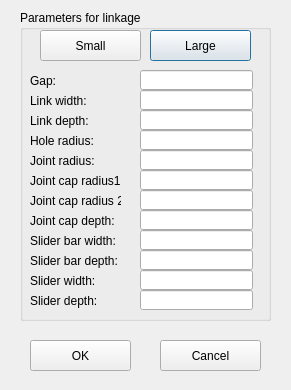
First picture: the form in KinematicDesign/OptionDialog.ui, repository gnishida/KinematicDesign, before the edit.
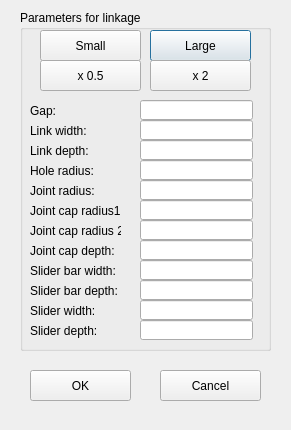
Second picture: the form after the edit.

Commit message: updating 3D geometry...

What changed in the file:
```diff
--- a/KinematicDesign/OptionDialog.ui
+++ b/KinematicDesign/OptionDialog.ui
@@ -7,7 +7,7 @@
     <x>0</x>
     <y>0</y>
     <width>291</width>
-    <height>390</height>
+    <height>430</height>
    </rect>
   </property>
   <property name="windowTitle">
@@ -19,7 +19,7 @@
      <x>20</x>
      <y>10</y>
      <width>251</width>
-     <height>311</height>
+     <height>341</height>
     </rect>
    </property>
    <property name="title">
@@ -29,7 +29,7 @@
     <property name="geometry">
      <rect>
       <x>10</x>
-      <y>80</y>
+      <y>110</y>
       <width>71</width>
       <height>21</height>
      </rect>
@@ -42,7 +42,7 @@
     <property name="geometry">
      <rect>
       <x>120</x>
-      <y>80</y>
+      <y>110</y>
       <width>113</width>
       <height>20</height>
      </rect>
@@ -52,7 +52,7 @@
     <property name="geometry">
      <rect>
       <x>10</x>
-      <y>100</y>
+      <y>130</y>
       <width>71</width>
       <height>21</height>
      </rect>
@@ -65,7 +65,7 @@
     <property name="geometry">
      <rect>
       <x>120</x>
-      <y>100</y>
+      <y>130</y>
       <width>113</width>
       <height>20</height>
      </rect>
@@ -75,7 +75,7 @@
     <property name="geometry">
      <rect>
       <x>10</x>
-      <y>140</y>
+      <y>170</y>
       <width>71</width>
       <height>21</height>
      </rect>
@@ -88,7 +88,7 @@
     <property name="geometry">
      <rect>
       <x>120</x>
-      <y>140</y>
+      <y>170</y>
       <width>113</width>
       <height>20</height>
      </rect>
@@ -98,7 +98,7 @@
     <property name="geometry">
      <rect>
       <x>10</x>
-      <y>160</y>
+      <y>190</y>
       <width>91</width>
       <height>21</height>
      </rect>
@@ -111,7 +111,7 @@
     <property name="geometry">
      <rect>
       <x>10</x>
-      <y>180</y>
+      <y>210</y>
       <width>91</width>
       <height>21</height>
      </rect>
@@ -124,7 +124,7 @@
     <property name="geometry">
      <rect>
       <x>10</x>
-      <y>200</y>
+      <y>230</y>
       <width>91</width>
       <height>21</height>
      </rect>
@@ -137,7 +137,7 @@
     <property name="geometry">
      <rect>
       <x>10</x>
-      <y>120</y>
+      <y>150</y>
       <width>91</width>
       <height>21</height>
      </rect>
@@ -150,7 +150,7 @@
     <property name="geometry">
      <rect>
       <x>120</x>
-      <y>120</y>
+      <y>150</y>
       <width>113</width>
       <height>20</height>
      </rect>
@@ -160,7 +160,7 @@
     <property name="geometry">
      <rect>
       <x>10</x>
-      <y>220</y>
+      <y>250</y>
       <width>91</width>
       <height>21</height>
      </rect>
@@ -173,7 +173,7 @@
     <property name="geometry">
      <rect>
       <x>10</x>
-      <y>260</y>
+      <y>290</y>
       <width>91</width>
       <height>21</height>
      </rect>
@@ -186,7 +186,7 @@
     <property name="geometry">
      <rect>
       <x>10</x>
-      <y>240</y>
+      <y>270</y>
       <width>91</width>
       <height>21</height>
      </rect>
@@ -199,7 +199,7 @@
     <property name="geometry">
      <rect>
       <x>10</x>
-      <y>280</y>
+      <y>310</y>
       <width>91</width>
       <height>21</height>
      </rect>
@@ -212,7 +212,7 @@
     <property name="geometry">
      <rect>
       <x>120</x>
-      <y>160</y>
+      <y>190</y>
       <width>113</width>
       <height>20</height>
      </rect>
@@ -222,7 +222,7 @@
     <property name="geometry">
      <rect>
       <x>120</x>
-      <y>180</y>
+      <y>210</y>
       <width>113</width>
       <height>20</height>
      </rect>
@@ -232,7 +232,7 @@
     <property name="geometry">
      <rect>
       <x>120</x>
-      <y>200</y>
+      <y>230</y>
       <width>113</width>
       <height>20</height>
      </rect>
@@ -242,7 +242,7 @@
     <property name="geometry">
      <rect>
       <x>120</x>
-      <y>220</y>
+      <y>250</y>
       <width>113</width>
       <height>20</height>
      </rect>
@@ -252,7 +252,7 @@
     <property name="geometry">
      <rect>
       <x>120</x>
-      <y>240</y>
+      <y>270</y>
       <width>113</width>
       <height>20</height>
      </rect>
@@ -262,7 +262,7 @@
     <property name="geometry">
      <rect>
       <x>120</x>
-      <y>260</y>
+      <y>290</y>
       <width>113</width>
       <height>20</height>
      </rect>
@@ -272,7 +272,7 @@
     <property name="geometry">
      <rect>
       <x>120</x>
-      <y>280</y>
+      <y>310</y>
       <width>113</width>
       <height>20</height>
      </rect>
@@ -282,7 +282,7 @@
     <property name="geometry">
      <rect>
       <x>10</x>
-      <y>60</y>
+      <y>90</y>
       <width>71</width>
       <height>21</height>
      </rect>
@@ -295,7 +295,7 @@
     <property name="geometry">
      <rect>
       <x>120</x>
-      <y>60</y>
+      <y>90</y>
       <width>113</width>
       <height>20</height>
      </rect>
@@ -327,12 +327,38 @@
      <string>Small</string>
     </property>
    </widget>
+   <widget class="QPushButton" name="pushButtonTwice">
+    <property name="geometry">
+     <rect>
+      <x>130</x>
+      <y>50</y>
+      <width>101</width>
+      <height>31</height>
+     </rect>
+    </property>
+    <property name="text">
+     <string>x 2</string>
+    </property>
+   </widget>
+   <widget class="QPushButton" name="pushButtonHalf">
+    <property name="geometry">
+     <rect>
+      <x>20</x>
+      <y>50</y>
+      <width>101</width>
+      <height>31</height>
+     </rect>
+    </property>
+    <property name="text">
+     <string>x 0.5</string>
+    </property>
+   </widget>
   </widget>
   <widget class="QPushButton" name="pushButtonOK">
    <property name="geometry">
     <rect>
      <x>30</x>
-     <y>340</y>
+     <y>370</y>
      <width>101</width>
      <height>31</height>
     </rect>
@@ -345,7 +371,7 @@
    <property name="geometry">
     <rect>
      <x>160</x>
-     <y>340</y>
+     <y>370</y>
      <width>101</width>
      <height>31</height>
     </rect>
```
The commit also changes 9 other files.
